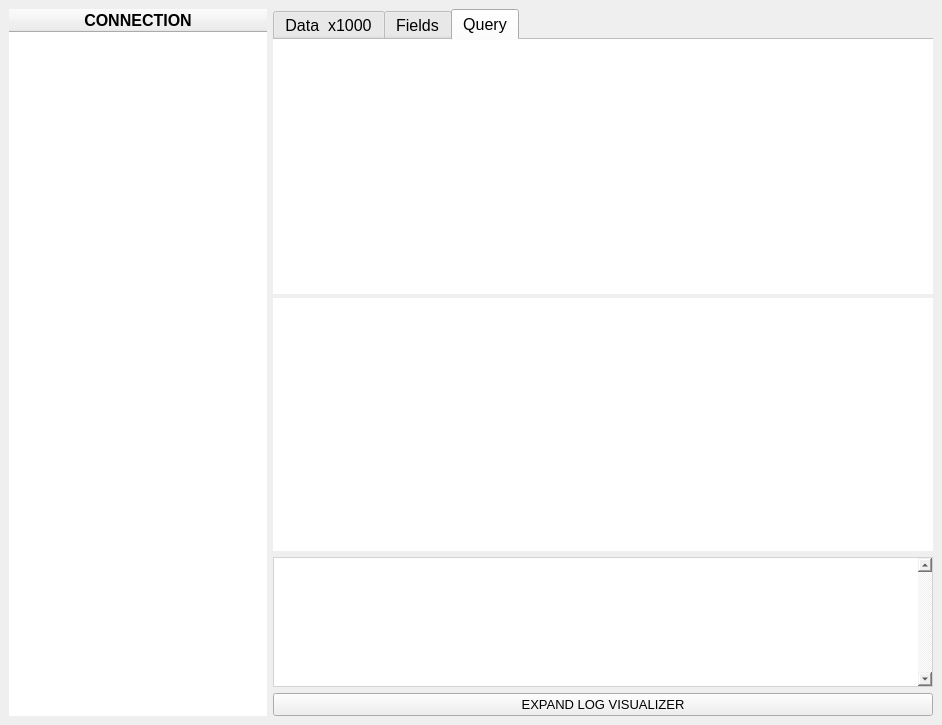
Above: MYQT_Application/assets/UI/Layout/MainWindow.ui from fer-moreira/MYQT before the change. Below: the same form after it.
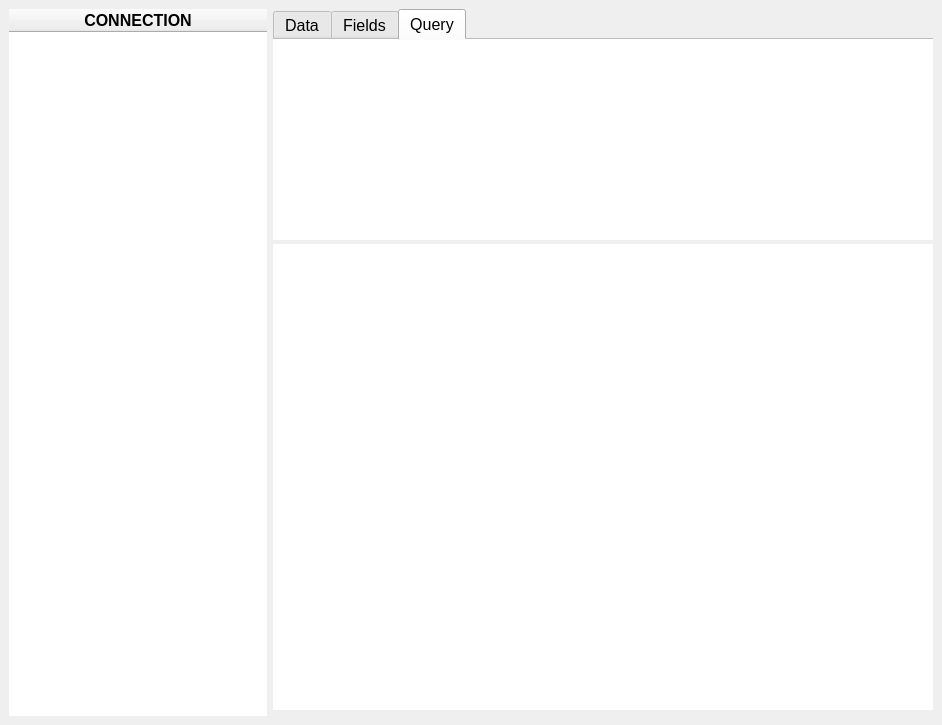
That is the form after the change.

```diff
--- a/MYQT_Application/assets/UI/Layout/MainWindow.ui
+++ b/MYQT_Application/assets/UI/Layout/MainWindow.ui
@@ -54,7 +54,7 @@
   </property>
   <widget class="QWidget" name="centralwidget">
    <layout class="QGridLayout" name="gridLayout">
-    <item row="0" column="0" rowspan="3">
+    <item row="0" column="0" rowspan="2">
      <widget class="QTreeWidget" name="tables_out">
       <property name="minimumSize">
        <size>
@@ -215,7 +215,7 @@
         </sizepolicy>
        </property>
        <attribute name="title">
-        <string>Data  x1000</string>
+        <string>Data</string>
        </attribute>
        <layout class="QGridLayout" name="gridLayout_2">
         <property name="leftMargin">
@@ -415,12 +415,6 @@
             <verstretch>0</verstretch>
            </sizepolicy>
           </property>
-          <property name="maximumSize">
-           <size>
-            <width>16777215</width>
-            <height>300</height>
-           </size>
-          </property>
           <property name="font">
            <font>
             <family>Arial</family>
@@ -482,6 +476,18 @@
             <verstretch>0</verstretch>
            </sizepolicy>
           </property>
+          <property name="minimumSize">
+           <size>
+            <width>0</width>
+            <height>200</height>
+           </size>
+          </property>
+          <property name="maximumSize">
+           <size>
+            <width>16777215</width>
+            <height>200</height>
+           </size>
+          </property>
           <property name="baseSize">
            <size>
             <width>0</width>
@@ -539,89 +545,6 @@
       </widget>
      </widget>
     </item>
-    <item row="1" column="1" colspan="2">
-     <widget class="QPlainTextEdit" name="console_out">
-      <property name="minimumSize">
-       <size>
-        <width>660</width>
-        <height>130</height>
-       </size>
-      </property>
-      <property name="maximumSize">
-       <size>
-        <width>16777215</width>
-        <height>130</height>
-       </size>
-      </property>
-      <property name="font">
-       <font>
-        <family>Arial</family>
-        <pointsize>12</pointsize>
-       </font>
-      </property>
-      <property name="contextMenuPolicy">
-       <enum>Qt::CustomContextMenu</enum>
-      </property>
-      <property name="styleSheet">
-       <string notr="true">border:1px solid lightgrey;</string>
-      </property>
-      <property name="frameShape">
-       <enum>QFrame::NoFrame</enum>
-      </property>
-      <property name="frameShadow">
-       <enum>QFrame::Plain</enum>
-      </property>
-      <property name="lineWidth">
-       <number>1</number>
-      </property>
-      <property name="midLineWidth">
-       <number>0</number>
-      </property>
-      <property name="verticalScrollBarPolicy">
-       <enum>Qt::ScrollBarAlwaysOn</enum>
-      </property>
-      <property name="horizontalScrollBarPolicy">
-       <enum>Qt::ScrollBarAlwaysOff</enum>
-      </property>
-      <property name="sizeAdjustPolicy">
-       <enum>QAbstractScrollArea::AdjustToContents</enum>
-      </property>
-      <property name="undoRedoEnabled">
-       <bool>false</bool>
-      </property>
-      <property name="readOnly">
-       <bool>true</bool>
-      </property>
-      <property name="plainText">
-       <string/>
-      </property>
-      <property name="backgroundVisible">
-       <bool>false</bool>
-      </property>
-      <property name="centerOnScroll">
-       <bool>false</bool>
-      </property>
-     </widget>
-    </item>
-    <item row="2" column="1" colspan="2">
-     <widget class="QPushButton" name="openConsole">
-      <property name="font">
-       <font>
-        <family>Arial</family>
-        <pointsize>10</pointsize>
-       </font>
-      </property>
-      <property name="text">
-       <string>EXPAND LOG VISUALIZER</string>
-      </property>
-      <property name="default">
-       <bool>false</bool>
-      </property>
-      <property name="flat">
-       <bool>false</bool>
-      </property>
-     </widget>
-    </item>
    </layout>
   </widget>
   <action name="actionImport_Query">
```
Left out of the diff: 2 changed lines with no effect on the pictures.
